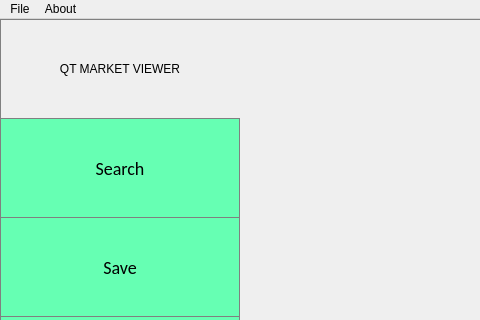
Before: the Qt Designer form MarketGame/mainwindow.ui in plagentile/Market_Game, drawn with Qt 5; both pictures show x 0 to 480 and y 0 to 320 of the 1120 by 613 pixel window.
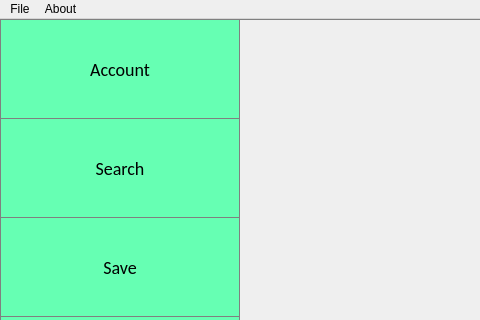
After: the same form once the commit is applied.

```diff
--- a/MarketGame/mainwindow.ui
+++ b/MarketGame/mainwindow.ui
@@ -25,7 +25,7 @@
 	Left Side Buttons
 */
 
-#searchButton, #saveButton, #settingsButton, #newButton, #exitButton
+#searchButton, #saveButton, #settingsButton, #newButton, #exitButton, #accountButton
 {
 	border: 1px solid gray;
 	border-bottom: none;
@@ -35,7 +35,7 @@
 	color:black;
 }
 
-#searchButton:hover, #saveButton:hover, #settingsButton:hover, #newButton:hover, #exitButton:hover
+#accountButton:hover,#searchButton:hover, #saveButton:hover, #settingsButton:hover, #newButton:hover, #exitButton:hover
 {
 	background-color:white;
 	color:black;
@@ -131,18 +131,15 @@
        </spacer>
       </item>
       <item>
-       <widget class="QLabel" name="leftImageLabel">
+       <widget class="QPushButton" name="accountButton">
         <property name="sizePolicy">
-         <sizepolicy hsizetype="Preferred" vsizetype="Expanding">
+         <sizepolicy hsizetype="Minimum" vsizetype="MinimumExpanding">
           <horstretch>0</horstretch>
           <verstretch>0</verstretch>
          </sizepolicy>
         </property>
         <property name="text">
-         <string>QT MARKET VIEWER</string>
-        </property>
-        <property name="alignment">
-         <set>Qt::AlignCenter</set>
+         <string>Account</string>
         </property>
        </widget>
       </item>
```
